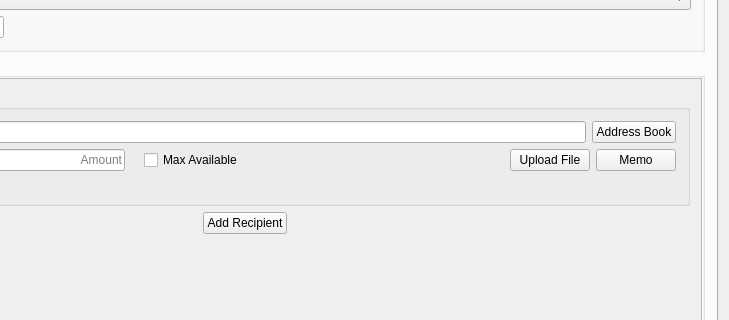
This is src/mainwindow.ui in the-hempcoin-foundation/SilentDragon as Qt 5 draws it before an edit; both pictures show x 239 to 968 and y 110 to 430 of the 968 by 616 pixel window. The edited form follows.
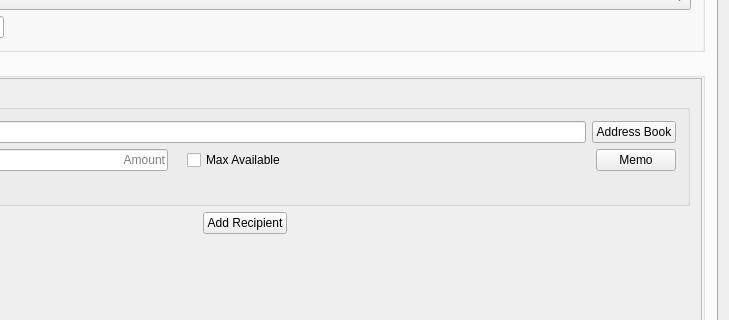
This is the edited form. The open tabs and pages were chosen to show the change. Icons and pictures are not drawn. Custom widgets are drawn as their Qt base class.

```diff
--- a/src/mainwindow.ui
+++ b/src/mainwindow.ui
@@ -475,19 +475,6 @@
                       </property>
                      </spacer>
                     </item>
-                    <item>
-                     <widget class="QPushButton" name="FileBtn">
-                      <property name="enabled">
-                       <bool>true</bool>
-                      </property>
-                      <property name="toolTip">
-                       <string/>
-                      </property>
-                      <property name="text">
-                       <string>Upload File</string>
-                      </property>
-                     </widget>
-                    </item>
                     <item>
                      <widget class="QPushButton" name="MemoBtn1">
                       <property name="enabled">
```
